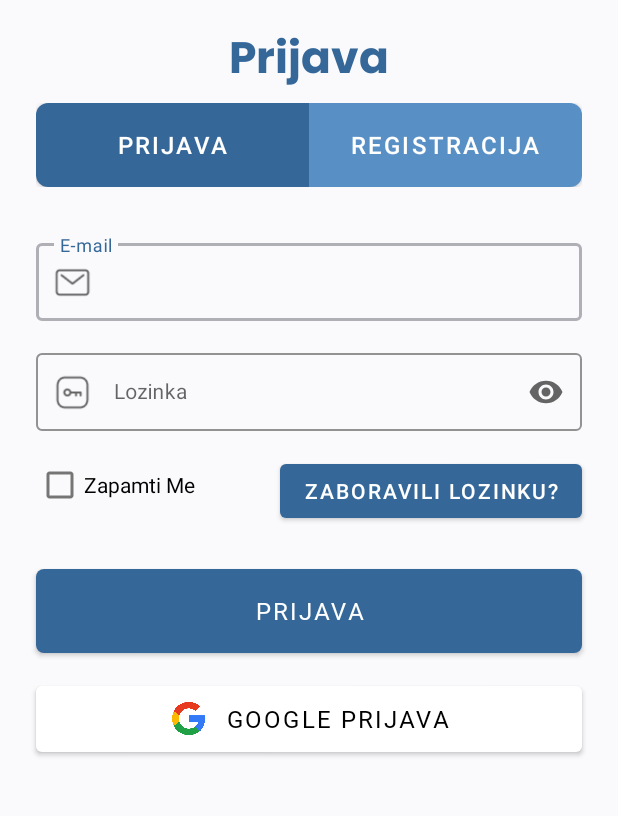
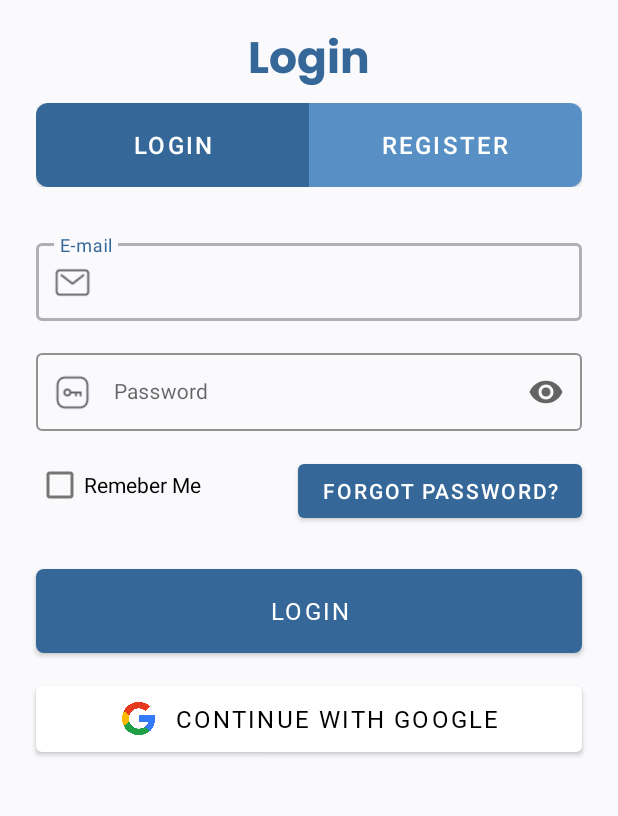
Before and after one commit to andrijasoldo1/NRAMU-vjezbe, an Android app: the screen it shows after launch (MainActivity), on a phone screen of 412 x 824 dp, the part 140-956 px from its top. Run offline under Robolectric (Android 15) with nearby library versions, the phone set to English and light mode, and no system bars; our stand-ins replace Firebase (no records; nobody signed in at launch, a user with empty details on screens opened directly).

Commit message:
language changes

```diff
--- a/app/src/main/res/layout/fragment_login.xml
+++ b/app/src/main/res/layout/fragment_login.xml
@@ -37,7 +37,7 @@
         android:layout_height="wrap_content"
         android:layout_marginHorizontal="24dp"
         android:layout_marginTop="16dp"
-        android:hint="Lozinka"
+        android:hint="Password"
         app:boxStrokeColor="@color/grey_afb0b6"
         app:endIconMode="password_toggle"
         app:layout_constraintEnd_toEndOf="parent"
@@ -62,7 +62,7 @@
         android:layout_height="wrap_content"
         android:layout_marginStart="24dp"
         android:layout_marginTop="12dp"
-        android:text="Zapamti Me"
+        android:text="Remeber Me"
         app:layout_constraintStart_toStartOf="parent"
         app:layout_constraintTop_toBottomOf="@+id/passwordTxt" />
 
@@ -74,7 +74,7 @@
         android:layout_marginTop="16dp"
         android:layout_marginEnd="24dp"
         android:background="@null"
-        android:text="Zaboravili lozinku?"
+        android:text="Forgot password?"
         android:textColor="#FFFFFF"
         app:layout_constraintEnd_toEndOf="parent"
         app:layout_constraintTop_toBottomOf="@+id/passwordTxt" />
@@ -87,7 +87,7 @@
         android:layout_marginTop="32dp"
         android:background="@drawable/button_background"
         android:fontFamily="@font/sf_pro_semibold"
-        android:text="Prijava"
+        android:text="Login"
         android:textColor="@color/white"
         android:textSize="16sp"
         app:layout_constraintEnd_toEndOf="parent"
@@ -102,7 +102,7 @@
         android:layout_marginHorizontal="24dp"
         android:layout_marginTop="16dp"
         android:fontFamily="@font/sf_pro_semibold"
-        android:text="Google prijava"
+        android:text="Continue with Google"
         android:textSize="16sp"
         app:backgroundTint="#FFFFFF"
         app:icon="@drawable/ic_google_logo"
--- a/app/src/main/res/layout/main_activity.xml
+++ b/app/src/main/res/layout/main_activity.xml
@@ -47,7 +47,7 @@
         android:layout_height="wrap_content"
         android:layout_marginTop="109dp"
         android:fontFamily="@font/poppins_bold"
-        android:text="Prijava"
+        android:text="Login"
         android:textAlignment="center"
         android:textColor="@color/primary_356899"
         android:textSize="29sp"
@@ -72,7 +72,7 @@
             android:layout_weight="1"
             android:background="@drawable/toggle_left_background"
             app:backgroundTint="@null"
-            android:text="Prijava"
+            android:text="Login"
             android:textColor="@color/white"
             android:textSize="16sp" />
 
@@ -83,7 +83,7 @@
             android:layout_weight="1"
             android:background="@drawable/toggle_right_background"
             app:backgroundTint="@null"
-            android:text="Registracija"
+            android:text="Register"
             android:textColor="@color/white"
             android:textSize="16sp" />
     </LinearLayout>
```
Also changed, not shown: app/src/main/res/layout/fragment_register.xml (+4 -4 lines).
